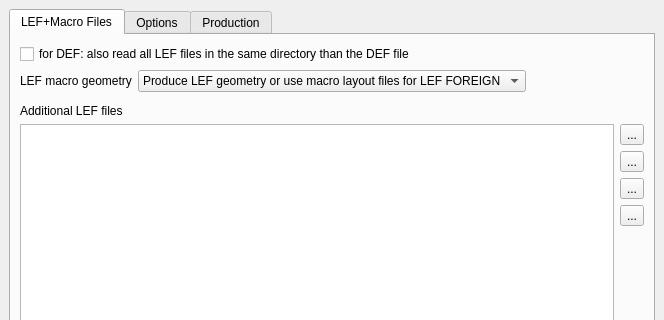
Qt form src/plugins/streamers/lefdef/lay_plugin/LEFDEFTechnologyComponentEditor.ui (KLayout/klayout) before a commit; both pictures show x 0 to 664 and y 0 to 320 of the 664 by 868 pixel window.
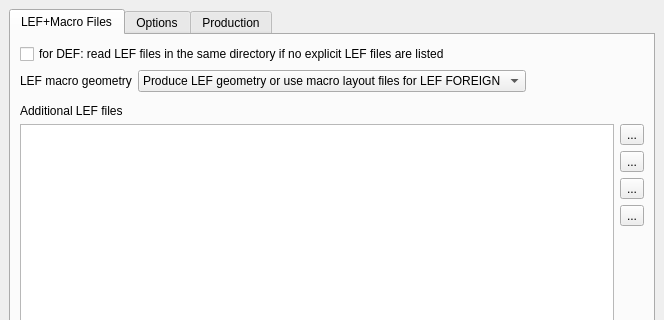
The same form after that commit. Icons and pictures are not drawn. Custom widgets are drawn as their Qt base class.

Commit message: Use explicit LEF files without directory scanning

```diff
--- a/src/plugins/streamers/lefdef/lay_plugin/LEFDEFTechnologyComponentEditor.ui
+++ b/src/plugins/streamers/lefdef/lay_plugin/LEFDEFTechnologyComponentEditor.ui
@@ -45,7 +45,7 @@
        <item>
         <widget class="QCheckBox" name="read_lef_with_def">
          <property name="text">
-          <string>for DEF: also read all LEF files in the same directory than the DEF file</string>
+          <string>for DEF: read LEF files in the same directory if no explicit LEF files are listed</string>
          </property>
         </widget>
        </item>
```
The commit also changes 4 other files.
